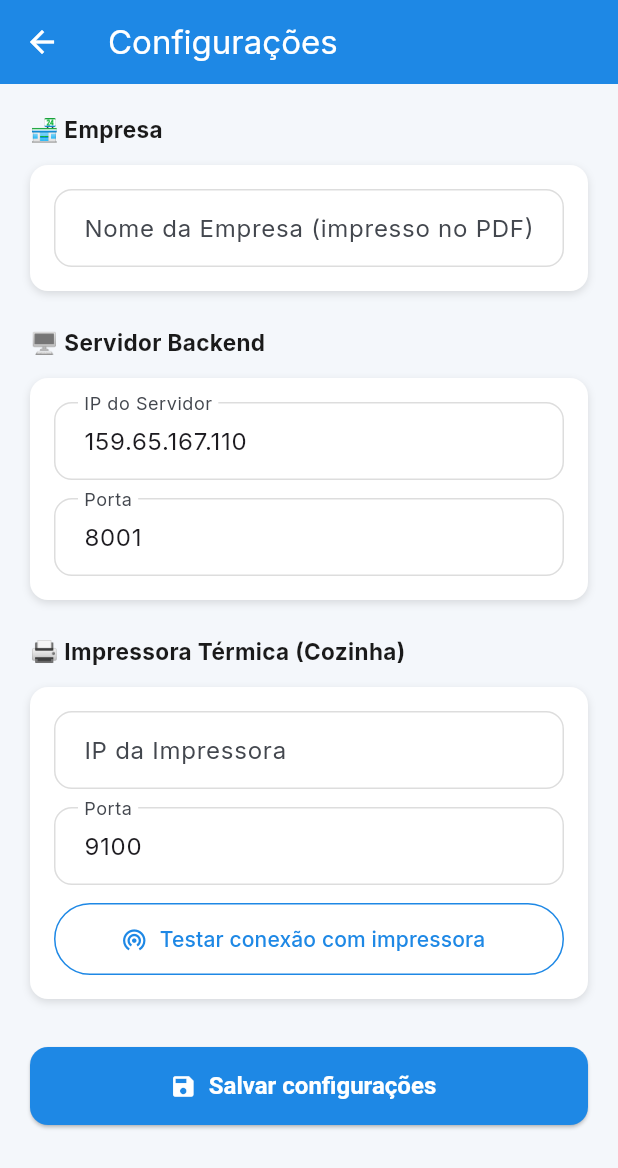
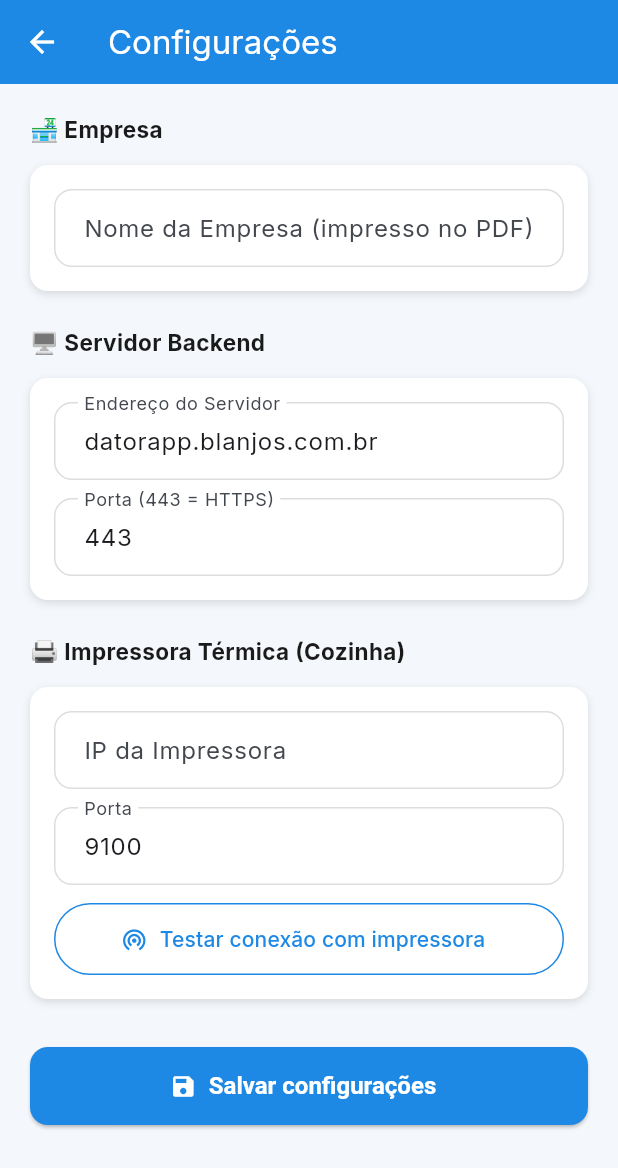
Before and after one commit to Tafare-Silva/app_dator, a Flutter app: the screen it shows after launch, after a tap on the "settings" icon, on a phone screen of 412 x 824 dp. Shown: the top 1168 px of the screen. Run offline on Flutter 3.47's test engine with Material 3 defaults, Android fonts, the phone set to English and light mode, and no system bars; our stand-ins replace dio, fl_chart, flutter_secure_storage, google_fonts, mask_text_input_formatter, pdf and 4 more; missing offline and left inert: dart:js_interop, mobile_scanner; network calls fail.

Commit message:
Migra Base URL do IP direto para o dominio HTTPS
- config_service.dart: quem tem o IP antigo (159.65.167.110) ou porta
  HTTP antiga (8000/8001) salvos migra sozinho pro dominio novo
  (datorapp.blanjos.com.br) na porta 443, mesmo padrao ja usado antes
  pra migrar a porta 8000 -> 8001
- getBaseUrl monta https:// quando a porta e 443, http:// nos demais
  casos (continua dando pra testar contra servidor local sem TLS)
- Configuracoes: campo de endereco do servidor aceita dominio agora
  (teclado texto em vez de numerico, rotulo/hint atualizados)

Co-Authored-By: Claude Sonnet 5 <noreply@anthropic.com>

```diff
--- a/lib/screens/configuracoes/configuracoes_screen.dart
+++ b/lib/screens/configuracoes/configuracoes_screen.dart
@@ -133,15 +133,15 @@ class _ConfiguracoesScreenState extends State<ConfiguracoesScreen> {
           _Secao(titulo: '🖥️ Servidor Backend', children: [
             _Campo(
               controller: _servidorIpCtrl,
-              label: 'IP do Servidor',
-              hint: 'Ex: 192.168.1.100',
-              teclado: TextInputType.number,
+              label: 'Endereço do Servidor',
+              hint: 'Ex: datorapp.blanjos.com.br ou 192.168.1.100',
+              teclado: TextInputType.url,
             ),
             const SizedBox(height: 12),
             _Campo(
               controller: _servidorPortaCtrl,
-              label: 'Porta',
-              hint: '8000',
+              label: 'Porta (443 = HTTPS)',
+              hint: '443',
               teclado: TextInputType.number,
             ),
           ]),
--- a/lib/services/config_service.dart
+++ b/lib/services/config_service.dart
@@ -12,16 +12,23 @@ class ConfigService {
   static const _keyNomeEmpresa = 'nome_empresa';
 
   Future<String> getServidorIp() async {
-    return await AppStorage.read(_keyServidorIp) ?? '159.65.167.110';
+    final ip = await AppStorage.read(_keyServidorIp) ?? '159.65.167.110';
+    // ✅ migra automaticamente quem ainda tiver o IP direto salvo -- agora
+    // o acesso é pelo domínio com HTTPS (ver getBaseUrl)
+    if (ip == '159.65.167.110') {
+      await AppStorage.write(_keyServidorIp, 'datorapp.blanjos.com.br');
+      return 'datorapp.blanjos.com.br';
+    }
+    return ip;
   }
 
   Future<int> getServidorPorta() async {
     final v = await AppStorage.read(_keyServidorPorta);
-    final porta = int.tryParse(v ?? '') ?? 8001; // ✅ padrão corrigido para 8001
-    // ✅ migra automaticamente quem ainda tiver 8000 salvo
-    if (porta == 8000) {
-      await AppStorage.write(_keyServidorPorta, '8001');
-      return 8001;
+    final porta = int.tryParse(v ?? '') ?? 443; // ✅ padrão agora é HTTPS (443)
+    // ✅ migra automaticamente quem ainda tiver a porta antiga (HTTP) salva
+    if (porta == 8000 || porta == 8001) {
+      await AppStorage.write(_keyServidorPorta, '443');
+      return 443;
     }
     return porta;
   }
@@ -56,6 +63,11 @@ class ConfigService {
   Future<String> getBaseUrl() async {
     final ip = await getServidorIp();
     final porta = await getServidorPorta();
+    // Porta 443 = HTTPS (produção, via domínio) -- qualquer outra porta
+    // continua HTTP (útil pra testar contra um servidor local/LAN sem TLS).
+    if (porta == 443) {
+      return 'https://$ip/api/v1';
+    }
     return 'http://$ip:$porta/api/v1';
   }
 }
```
